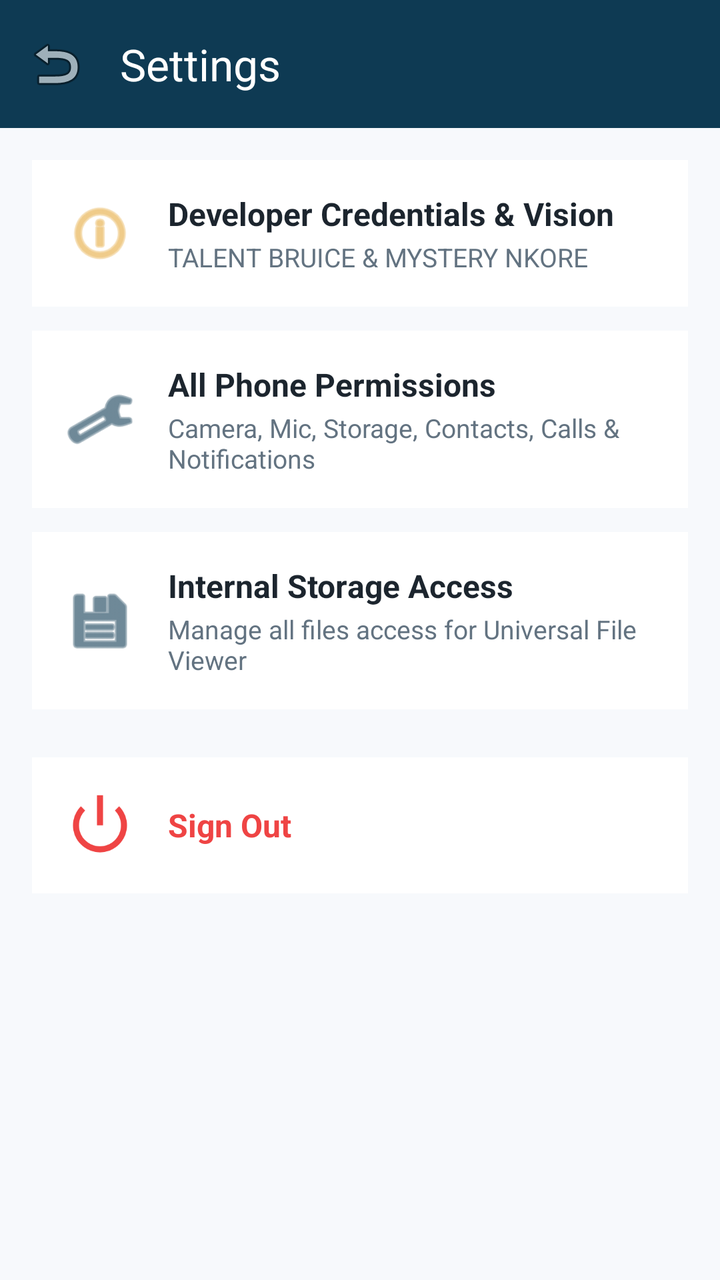
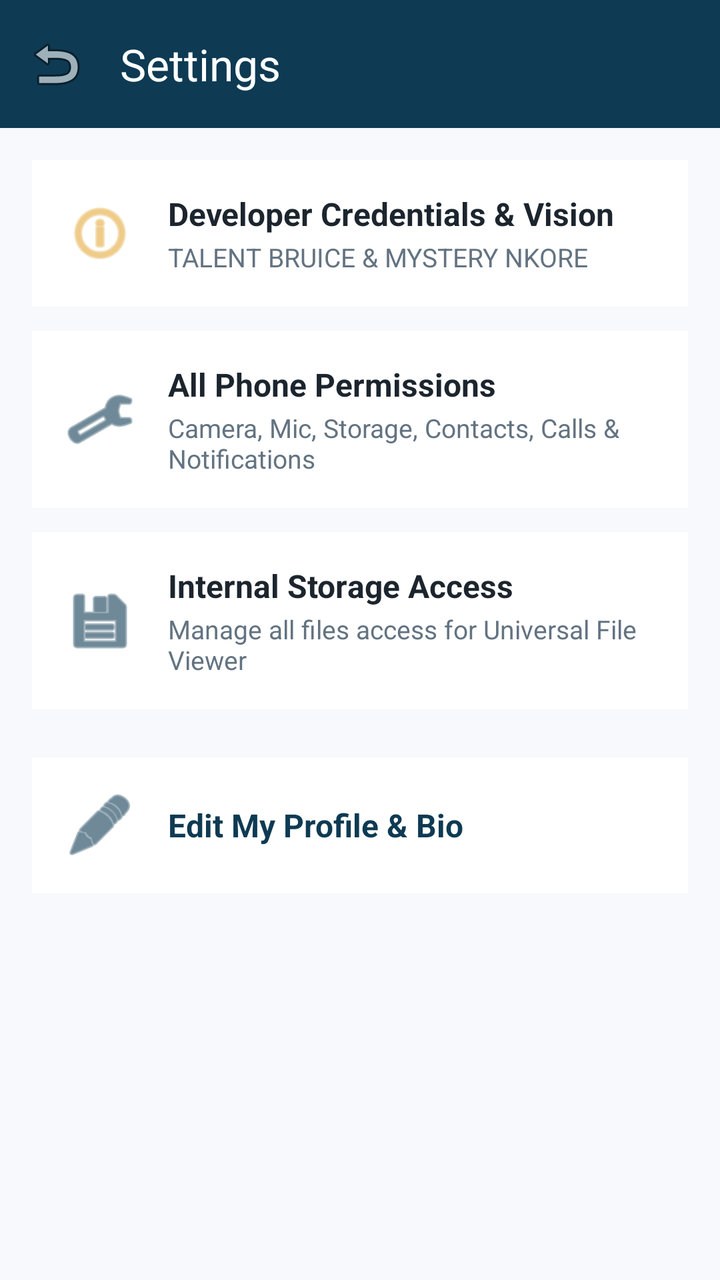

Two renders of the same Android screen: before a commit and after it. Below are the layout's source before the change and the commit's diff.
<!-- AndroidManifest.xml: application theme Theme.BoomChat -->
<!-- res/layout/activity_settings.xml -->
<?xml version="1.0" encoding="utf-8"?>
<LinearLayout xmlns:android="http://schemas.android.com/apk/res/android"
    xmlns:app="http://schemas.android.com/apk/res-auto"
    android:layout_width="match_parent"
    android:layout_height="match_parent"
    android:background="@color/background"
    android:orientation="vertical">

    <androidx.appcompat.widget.Toolbar
        android:id="@+id/toolbar"
        android:layout_width="match_parent"
        android:layout_height="?attr/actionBarSize"
        android:background="@color/primary"
        app:navigationIcon="@android:drawable/ic_menu_revert"
        app:title="Settings"
        app:titleTextColor="@color/white" />

    <ScrollView
        android:layout_width="match_parent"
        android:layout_height="match_parent">

        <LinearLayout
            android:layout_width="match_parent"
            android:layout_height="wrap_content"
            android:orientation="vertical"
            android:padding="16dp">

            
            <LinearLayout
                android:id="@+id/itemDeveloperCreds"
                android:layout_width="match_parent"
                android:layout_height="wrap_content"
                android:background="@color/surface"
                android:gravity="center_vertical"
                android:orientation="horizontal"
                android:padding="16dp">

                <ImageView
                    android:layout_width="36dp"
                    android:layout_height="36dp"
                    android:src="@android:drawable/ic_menu_info_details"
                    app:tint="@color/accent" />

                <LinearLayout
                    android:layout_width="0dp"
                    android:layout_height="wrap_content"
                    android:layout_marginStart="16dp"
                    android:layout_weight="1"
                    android:orientation="vertical">

                    <TextView
                        android:layout_width="wrap_content"
                        android:layout_height="wrap_content"
                        android:text="Developer Credentials &amp; Vision"
                        android:textColor="@color/text_primary"
                        android:textSize="16sp"
                        android:textStyle="bold" />

                    <TextView
                        android:layout_width="wrap_content"
                        android:layout_height="wrap_content"
                        android:layout_marginTop="2dp"
                        android:text="TALENT BRUICE &amp; MYSTERY NKORE"
                        android:textColor="@color/text_secondary"
                        android:textSize="13sp" />
                </LinearLayout>
            </LinearLayout>

            
            <LinearLayout
                android:id="@+id/itemAllPerms"
                android:layout_width="match_parent"
                android:layout_height="wrap_content"
                android:layout_marginTop="12dp"
                android:background="@color/surface"
                android:gravity="center_vertical"
                android:orientation="horizontal"
                android:padding="16dp">

                <ImageView
                    android:layout_width="36dp"
                    android:layout_height="36dp"
                    android:src="@android:drawable/ic_menu_manage"
                    app:tint="@color/primary" />

                <LinearLayout
                    android:layout_width="0dp"
                    android:layout_height="wrap_content"
                    android:layout_marginStart="16dp"
                    android:layout_weight="1"
                    android:orientation="vertical">

                    <TextView
                        android:layout_width="wrap_content"
                        android:layout_height="wrap_content"
                        android:text="All Phone Permissions"
                        android:textColor="@color/text_primary"
                        android:textSize="16sp"
                        android:textStyle="bold" />

                    <TextView
                        android:layout_width="wrap_content"
                        android:layout_height="wrap_content"
                        android:layout_marginTop="2dp"
                        android:text="Camera, Mic, Storage, Contacts, Calls &amp; Notifications"
                        android:textColor="@color/text_secondary"
                        android:textSize="13sp" />
                </LinearLayout>
            </LinearLayout>

            
            <LinearLayout
                android:id="@+id/itemStoragePerms"
                android:layout_width="match_parent"
                android:layout_height="wrap_content"
                android:layout_marginTop="12dp"
                android:background="@color/surface"
                android:gravity="center_vertical"
                android:orientation="horizontal"
                android:padding="16dp">

                <ImageView
                    android:layout_width="36dp"
                    android:layout_height="36dp"
                    android:src="@android:drawable/ic_menu_save"
                    app:tint="@color/primary" />

                <LinearLayout
                    android:layout_width="0dp"
                    android:layout_height="wrap_content"
                    android:layout_marginStart="16dp"
                    android:layout_weight="1"
                    android:orientation="vertical">

                    <TextView
                        android:layout_width="wrap_content"
                        android:layout_height="wrap_content"
                        android:text="Internal Storage Access"
                        android:textColor="@color/text_primary"
                        android:textSize="16sp"
                        android:textStyle="bold" />

                    <TextView
                        android:layout_width="wrap_content"
                        android:layout_height="wrap_content"
                        android:layout_marginTop="2dp"
                        android:text="Manage all files access for Universal File Viewer"
                        android:textColor="@color/text_secondary"
                        android:textSize="13sp" />
                </LinearLayout>
            </LinearLayout>

            
            <LinearLayout
                android:id="@+id/itemSignOut"
                android:layout_width="match_parent"
                android:layout_height="wrap_content"
                android:layout_marginTop="24dp"
                android:background="@color/surface"
                android:gravity="center_vertical"
                android:orientation="horizontal"
                android:padding="16dp">

                <ImageView
                    android:layout_width="36dp"
                    android:layout_height="36dp"
                    android:src="@android:drawable/ic_lock_power_off"
                    app:tint="@color/error" />

                <TextView
                    android:layout_width="wrap_content"
                    android:layout_height="wrap_content"
                    android:layout_marginStart="16dp"
                    android:text="Sign Out"
                    android:textColor="@color/error"
                    android:textSize="16sp"
                    android:textStyle="bold" />
            </LinearLayout>

        </LinearLayout>
    </ScrollView>
</LinearLayout>
<!-- resources referenced by this layout -->
<resources>
  <color name="accent">#E5A93C</color>
  <color name="background">#F7F9FC</color>
  <color name="error">#EF4444</color>
  <color name="primary">#0E3A53</color>
  <color name="surface">#FFFFFF</color>
  <color name="text_primary">#1C252E</color>
  <color name="text_secondary">#637381</color>
  <color name="white">#FFFFFF</color>
  <style name="Theme.BoomChat" parent="Theme.Material3.DayNight.NoActionBar">
          <item name="colorPrimary">@color/primary</item>
          <item name="colorPrimaryDark">@color/primary_dark</item>
          <item name="colorAccent">@color/accent</item>
          <item name="android:statusBarColor">@color/primary_dark</item>
          <item name="android:windowLightStatusBar" tools:targetApi="m">false</item>
      </style>
  <color name="primary_dark">#082435</color>
</resources>

<!-- the commit's change to res/layout/activity_settings.xml (unified diff, before → after) -->
@@ -164,15 +164,15 @@
                 <ImageView
                     android:layout_width="36dp"
                     android:layout_height="36dp"
-                    android:src="@android:drawable/ic_lock_power_off"
-                    app:tint="@color/error" />
+                    android:src="@android:drawable/ic_menu_edit"
+                    app:tint="@color/primary" />
 
                 <TextView
                     android:layout_width="wrap_content"
                     android:layout_height="wrap_content"
                     android:layout_marginStart="16dp"
-                    android:text="Sign Out"
-                    android:textColor="@color/error"
+                    android:text="Edit My Profile &amp; Bio"
+                    android:textColor="@color/primary"
                     android:textSize="16sp"
                     android:textStyle="bold" />
             </LinearLayout>
<!-- resource entries referenced after the edit -->
@@ -2,7 +2,6 @@
 <resources>
   <color name="accent">#E5A93C</color>
   <color name="background">#F7F9FC</color>
-  <color name="error">#EF4444</color>
   <color name="primary">#0E3A53</color>
   <color name="surface">#FFFFFF</color>
   <color name="text_primary">#1C252E</color>
